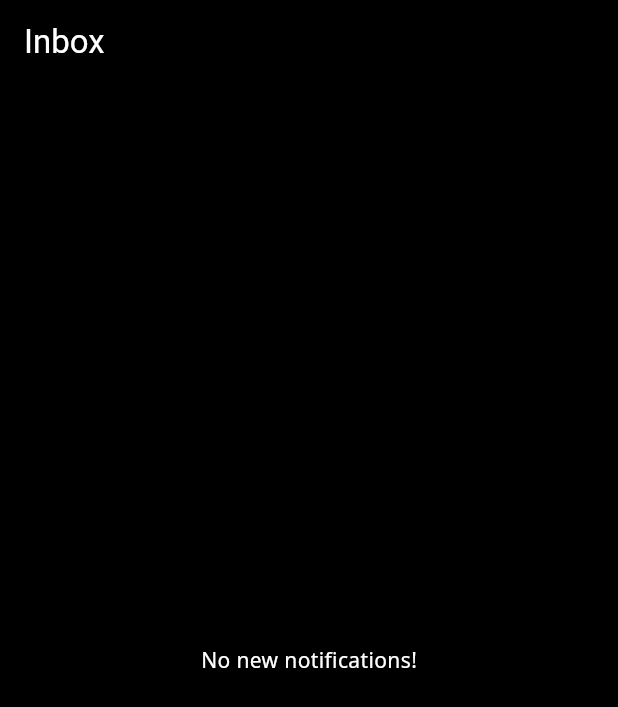
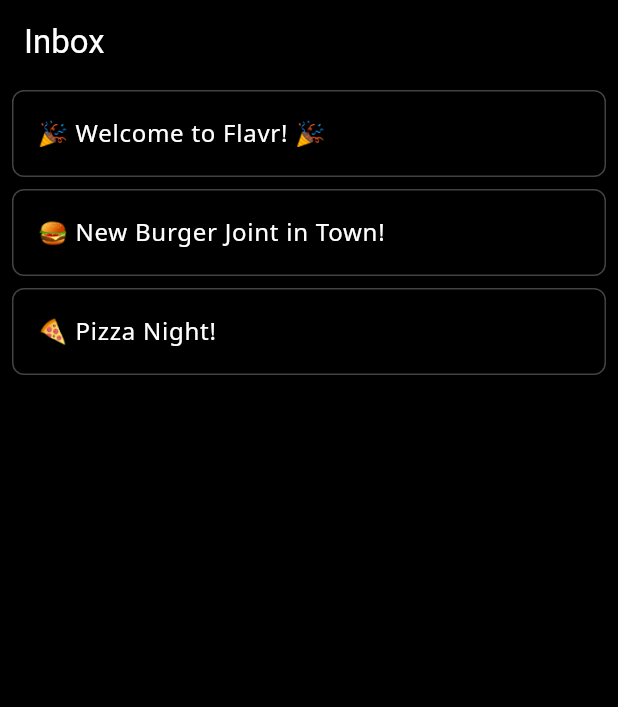
Before and after one commit to HoldenV/flavr, a Flutter app: the InboxScreen screen opened directly, on a phone screen of 412 x 824 dp. Shown: the top 707 px of the screen. Run offline on Flutter 3.47's test engine with Material 3 defaults, Android fonts, the phone set to English and light mode, and no system bars; our stand-ins replace cloud_firestore, firebase_auth, firebase_core, flutter_card_swiper, geolocator, google_fonts and 1 more; accounts and stored records are empty; Roboto replaces fonts that are missing (Oi).

Commit message:
1st round basic notification layout

```diff
--- a/lib/main.dart
+++ b/lib/main.dart
@@ -10,7 +10,7 @@ import 'package:provider/provider.dart';
 import 'package:firebase_core/firebase_core.dart';
 import 'firebase_options.dart';
 import 'package:google_fonts/google_fonts.dart';
-
+import 'package:flavr/providers/notifications_provider.dart';
 
 // Widget imports
 import 'widgets/authentication_wrapper.dart';
@@ -36,6 +36,8 @@ void main() async {
       providers: [
         ChangeNotifierProvider(create: (context) => AppState()),
         ChangeNotifierProvider(create: (context) => AuthenticationState()),
+        ChangeNotifierProvider(
+            create: (_) => NotificationsProvider()..addDefaultNotifications()),
       ],
       // The root widget will be an instance of MyApp()
       child: const MyApp(),
--- /dev/null
+++ b/lib/providers/notifications_provider.dart
@@ -0,0 +1,31 @@
+import 'package:flutter/foundation.dart';
+
+class NotificationsProvider extends ChangeNotifier {
+  List<String> _notifications = [];
+
+  List<String> get notifications => _notifications;
+
+  void addNotification(String notification) {
+    _notifications.add(notification);
+    notifyListeners();
+  }
+
+  void removeNotification(String notification) {
+    _notifications.remove(notification);
+    notifyListeners();
+  }
+
+  void clearNotifications() {
+    _notifications.clear();
+    notifyListeners();
+  }
+
+  void addDefaultNotifications() {
+    _notifications.addAll([
+      '🎉 Welcome to Flavr! 🎉\nWe\'re thrilled to have you here! Get ready to embark on a delicious journey to discover amazing food. Swipe right to find your next favorite dish, and swipe left to pass. Bon appétit!\n🍔 🍕 🍣 🍜 🍰',
+      '🍔 New Burger Joint in Town!\nCheck out the latest burger joint that just opened up in your area. Don\'t miss out on their special offers!',
+      '🍕 Pizza Night!\nIt\'s pizza night! Order your favorite pizza now and enjoy a cozy night in with delicious slices.',
+    ]);
+    notifyListeners();
+  }
+}
--- a/lib/screens/account_creation.dart
+++ b/lib/screens/account_creation.dart
@@ -15,7 +15,9 @@ class AccountCreationState extends State<AccountCreationScreen> {
     final authState = Provider.of<AuthenticationState>(context, listen: false);
     if (authState.userModel != null) {
       await authState.userModel!.updateUsername(username);
-      authState.checkUsernameAndNavigate(context, authState);
+      if (mounted) {
+        authState.checkUsernameAndNavigate(context, authState);
+      }
     }
     print('Username: $username');
   }
--- a/lib/screens/inbox.dart
+++ b/lib/screens/inbox.dart
@@ -1,8 +1,30 @@
 import 'package:flutter/material.dart';
+import 'package:provider/provider.dart';
 import 'package:google_fonts/google_fonts.dart';
+import '../providers/notifications_provider.dart';
+import '../widgets/notification_alert.dart';
 
-class InboxScreen extends StatelessWidget {
+class InboxScreen extends StatefulWidget {
   const InboxScreen({super.key});
+
+  @override
+  InboxScreenState createState() => InboxScreenState();
+}
+
+class InboxScreenState extends State<InboxScreen> {
+  String? _selectedNotification;
+
+  void _showNotificationOverlay(String notificationContent) {
+    setState(() {
+      _selectedNotification = notificationContent;
+    });
+  }
+
+  void _closeNotificationOverlay() {
+    setState(() {
+      _selectedNotification = null;
+    });
+  }
 
   @override
   Widget build(BuildContext context) {
@@ -19,11 +41,50 @@ class InboxScreen extends StatelessWidget {
           ],
         ),
       ),
-      body: const Center(
-        child: Text(
-          'No new notifications!',
-          style: TextStyle(color: Colors.white),
-        ),
+      body: Stack(
+        children: [
+          Consumer<NotificationsProvider>(
+            builder: (context, notificationsProvider, child) {
+              if (notificationsProvider.notifications.isEmpty) {
+                return const Center(
+                  child: Text(
+                    'No new notifications!',
+                    style: TextStyle(color: Colors.white),
+                  ),
+                );
+              } else {
+                return ListView.builder(
+                  itemCount: notificationsProvider.notifications.length,
+                  itemBuilder: (context, index) {
+                    String notification =
+                        notificationsProvider.notifications[index];
+                    String firstLine = notification.split('\n').first;
+                    return Container(
+                      decoration: BoxDecoration(
+                        border: Border.all(color: Colors.grey.shade800),
+                        borderRadius: BorderRadius.circular(8.0),
+                      ),
+                      margin: const EdgeInsets.symmetric(
+                          vertical: 4.0, horizontal: 8.0),
+                      child: ListTile(
+                        title: Text(
+                          firstLine,
+                          style: const TextStyle(color: Colors.white),
+                        ),
+                        onTap: () => _showNotificationOverlay(notification),
+                      ),
+                    );
+                  },
+                );
+              }
+            },
+          ),
+          if (_selectedNotification != null)
+            NotificationOverlay(
+              notificationContent: _selectedNotification!,
+              onClose: _closeNotificationOverlay,
+            ),
+        ],
       ),
     );
   }
--- a/pubspec.yaml
+++ b/pubspec.yaml
@@ -38,6 +38,7 @@ dependencies:
   geolocator: ^13.0.2
   google_fonts: ^6.2.1
   cloud_firestore: ^5.6.5
+  path: ^1.9.0
 
 
 dev_dependencies:
```
Also changed, not shown: lib/widgets/notification_alert.dart (added, +57 -0 lines), pubspec.lock.
